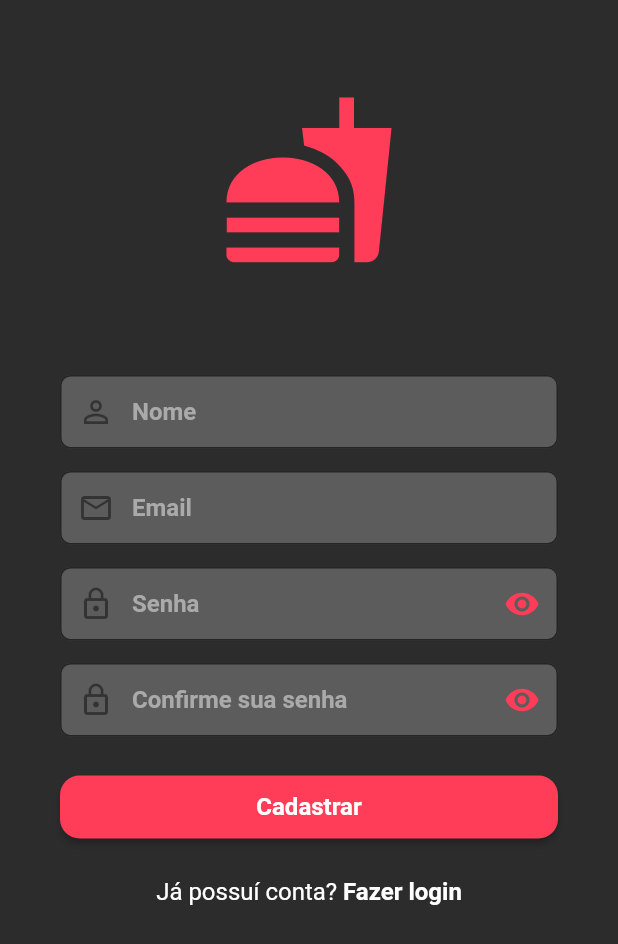
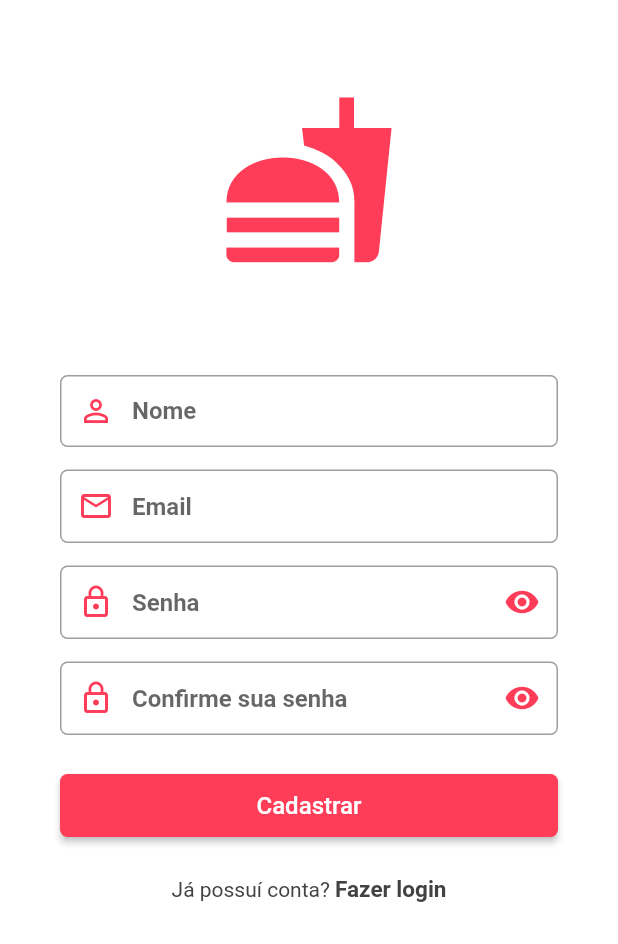
Before and after one commit to jaelsondev/fast, a Flutter app: the SignupScreen screen opened directly, on a phone screen of 412 x 824 dp. Shown: the top 944 px of the screen. Run offline on Flutter 3.47's test engine with Material 2 defaults, Android fonts, the phone set to English and light mode, and no system bars.

Commit message:
fix: refatorando tela cadastro

```diff
--- a/lib/src/ui/Signup/signup_screen.dart
+++ b/lib/src/ui/Signup/signup_screen.dart
@@ -23,7 +23,7 @@ class _SignupScreenState extends State<SignupScreen> {
   @override
   Widget build(BuildContext context) {
     return Scaffold(
-        backgroundColor: Color(0xFF2C2C2C),
+        backgroundColor: Colors.white,
         body: SingleChildScrollView(
             padding: EdgeInsets.fromLTRB(40.0, 60.0, 40.0, 20.0),
             child: Form(
@@ -31,26 +31,26 @@ class _SignupScreenState extends State<SignupScreen> {
               child: Column(
                 crossAxisAlignment: CrossAxisAlignment.stretch,
                 children: <Widget>[
-                  Icon(Icons.fastfood, size: 120.0, color: Theme.of(context).primaryColor),
+                  Icon(Icons.fastfood,
+                      size: 120.0, color: Theme.of(context).primaryColor),
                   SizedBox(height: 70.0),
                   TextFormField(
                     decoration: InputDecoration(
-                        filled: true,
-                        fillColor: Color(0xFF5C5C5C),
-                        contentPadding: EdgeInsets.symmetric(vertical: 15.0),
-                        prefixIcon: Icon(Icons.person_outline), // icon
+                        contentPadding: EdgeInsets.symmetric(vertical: 10.0),
+                        prefixIcon: Icon(
+                          Icons.person_outline,
+                          color: Theme.of(context).primaryColor,
+                        ), // icon
                         hintText: "Nome",
-                        hintStyle: TextStyle(color: Color(0xFFAAAAAA)),
                         focusedBorder: OutlineInputBorder(
-                            borderSide: BorderSide(color: Theme.of(context).primaryColor),
-                            borderRadius: BorderRadius.circular(7.0),),
+                          borderSide:
+                              BorderSide(color: Theme.of(context).primaryColor),
+                        ),
                         border: OutlineInputBorder(
-                          borderRadius: BorderRadius.circular(7.0),
+                          borderRadius: BorderRadius.circular(5.0),
                         )),
-                    style: TextStyle(
-                        color: Color(0xFFAAAAAA),
-                        fontSize: 16.0,
-                        fontWeight: FontWeight.bold),
+                    style:
+                        TextStyle(fontSize: 16.0, fontWeight: FontWeight.bold),
                     controller: nameController,
                     validator: (value) {
                       if (value.isEmpty) return 'Informe o seu nome';
@@ -60,22 +60,19 @@ class _SignupScreenState extends State<SignupScreen> {
                   TextFormField(
                     keyboardType: TextInputType.emailAddress,
                     decoration: InputDecoration(
-                        filled: true,
-                        fillColor: Color(0xFF5C5C5C),
                         contentPadding: EdgeInsets.symmetric(vertical: 15.0),
-                        prefixIcon: Icon(Icons.mail_outline), // icon
+                        prefixIcon: Icon(Icons.mail_outline,
+                            color: Theme.of(context).primaryColor), // icon
                         hintText: "Email",
-                        hintStyle: TextStyle(color: Color(0xFFAAAAAA)),
                         focusedBorder: OutlineInputBorder(
-                            borderSide: BorderSide(color: Theme.of(context).primaryColor),
-                            borderRadius: BorderRadius.circular(7.0),),
+                          borderSide:
+                              BorderSide(color: Theme.of(context).primaryColor),
+                        ),
                         border: OutlineInputBorder(
-                          borderRadius: BorderRadius.circular(7.0),
+                          borderRadius: BorderRadius.circular(5.0),
                         )),
-                    style: TextStyle(
-                        color: Color(0xFFAAAAAA),
-                        fontSize: 16.0,
-                        fontWeight: FontWeight.bold),
+                    style:
+                        TextStyle(fontSize: 16.0, fontWeight: FontWeight.bold),
                     controller: emailController,
                     validator: (value) {
                       Pattern pattern =
@@ -89,10 +86,9 @@ class _SignupScreenState extends State<SignupScreen> {
                   TextFormField(
                     obscureText: _obscurePassword,
                     decoration: InputDecoration(
-                        filled: true,
-                        fillColor: Color(0xFF5C5C5C),
                         contentPadding: EdgeInsets.symmetric(vertical: 15.0),
-                        prefixIcon: Icon(Icons.lock_outline), // icon
+                        prefixIcon: Icon(Icons.lock_outline,
+                            color: Theme.of(context).primaryColor), // icon
                         suffixIcon: IconButton(
                           icon: Icon(
                             _obscurePassword
@@ -107,17 +103,15 @@ class _SignupScreenState extends State<SignupScreen> {
                           },
                         ),
                         hintText: "Senha",
-                        hintStyle: TextStyle(color: Color(0xFFAAAAAA)),
                         focusedBorder: OutlineInputBorder(
-                            borderSide: BorderSide(color: Theme.of(context).primaryColor),
-                            borderRadius: BorderRadius.circular(7.0),),
+                          borderSide:
+                              BorderSide(color: Theme.of(context).primaryColor),
+                        ),
                         border: OutlineInputBorder(
-                          borderRadius: BorderRadius.circular(7.0),
+                          borderRadius: BorderRadius.circular(5.0),
                         )),
-                    style: TextStyle(
-                        color: Color(0xFFAAAAAA),
-                        fontSize: 16.0,
-                        fontWeight: FontWeight.bold),
+                    style:
+                        TextStyle(fontSize: 16.0, fontWeight: FontWeight.bold),
                     controller: passwordController,
                     validator: (value) {
                       if (value.isEmpty) {
@@ -132,10 +126,9 @@ class _SignupScreenState extends State<SignupScreen> {
                   TextFormField(
                     obscureText: _obscureConfirmPassword,
                     decoration: InputDecoration(
-                        filled: true,
-                        fillColor: Color(0xFF5C5C5C),
                         contentPadding: EdgeInsets.symmetric(vertical: 15.0),
-                        prefixIcon: Icon(Icons.lock_outline), // icon
+                        prefixIcon: Icon(Icons.lock_outline,
+                            color: Theme.of(context).primaryColor), // icon
                         suffixIcon: IconButton(
                           icon: Icon(
                             _obscureConfirmPassword
@@ -151,17 +144,15 @@ class _SignupScreenState extends State<SignupScreen> {
                           },
                         ),
                         hintText: "Confirme sua senha",
-                        hintStyle: TextStyle(color: Color(0xFFAAAAAA)),
                         focusedBorder: OutlineInputBorder(
-                            borderSide: BorderSide(color: Theme.of(context).primaryColor),
-                            borderRadius: BorderRadius.circular(7.0),),
+                          borderSide:
+                              BorderSide(color: Theme.of(context).primaryColor),
+                        ),
                         border: OutlineInputBorder(
-                          borderRadius: BorderRadius.circular(7.0),
+                          borderRadius: BorderRadius.circular(5.0),
                         )),
-                    style: TextStyle(
-                        color: Color(0xFFAAAAAA),
-                        fontSize: 16.0,
-                        fontWeight: FontWeight.bold),
+                    style:
+                        TextStyle(fontSize: 16.0, fontWeight: FontWeight.bold),
                     controller: confirmPasswordController,
                     validator: (value) {
                       if (value.isEmpty) {
@@ -185,13 +176,13 @@ class _SignupScreenState extends State<SignupScreen> {
                           child: Text(
                             'Cadastrar',
                             style: TextStyle(
-                                color: Colors.white,
-                                fontSize: 16.0,
-                                fontWeight: FontWeight.bold),
+                              color: Colors.white,
+                              fontSize: 16.0,
+                            ),
                           ),
                           color: Theme.of(context).primaryColor,
                           shape: RoundedRectangleBorder(
-                              borderRadius: BorderRadius.circular(13.0))),
+                              borderRadius: BorderRadius.circular(5.0))),
                     ),
                   ),
                   Row(
@@ -202,8 +193,7 @@ class _SignupScreenState extends State<SignupScreen> {
                           Navigator.pop(context);
                         },
                         child: Text("Já possuí conta? ",
-                            style: TextStyle(
-                                fontSize: 16.0, color: Colors.white)),
+                            style: TextStyle(fontSize: 14.0)),
                       ),
                       GestureDetector(
                         onTap: () {
@@ -211,7 +201,9 @@ class _SignupScreenState extends State<SignupScreen> {
                         },
                         child: Text("Fazer login",
                             style: TextStyle(
-                                fontSize: 16.0, fontWeight: FontWeight.bold, color: Colors.white)),
+                              fontSize: 15.0,
+                              fontWeight: FontWeight.bold,
+                            )),
                       )
                     ],
                   ),
```
